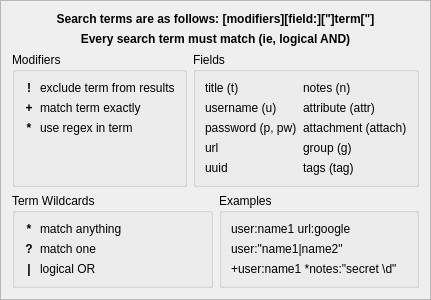
Qt form src/gui/SearchHelpWidget.ui (keepassxreboot/keepassxc) before a commit.
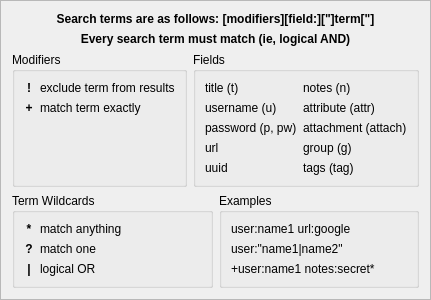
The same form after that commit.

Commit message: Move regex from modifier to new search option

What changed in the file:
```diff
--- a/src/gui/SearchHelpWidget.ui
+++ b/src/gui/SearchHelpWidget.ui
@@ -117,35 +117,6 @@
           </property>
          </widget>
         </item>
-        <item row="2" column="0">
-         <widget class="QLabel" name="label_25">
-          <property name="minimumSize">
-           <size>
-            <width>10</width>
-            <height>0</height>
-           </size>
-          </property>
-          <property name="font">
-           <font>
-            <weight>75</weight>
-            <bold>true</bold>
-           </font>
-          </property>
-          <property name="text">
-           <string notr="true">*</string>
-          </property>
-          <property name="alignment">
-           <set>Qt::AlignCenter</set>
-          </property>
-         </widget>
-        </item>
-        <item row="2" column="1">
-         <widget class="QLabel" name="label_15">
-          <property name="text">
-           <string>use regex in term</string>
-          </property>
-         </widget>
-        </item>
         <item row="1" column="0">
          <widget class="QLabel" name="label_6">
           <property name="minimumSize">
@@ -403,7 +374,7 @@
            </sizepolicy>
           </property>
           <property name="text">
-           <string notr="true">+user:name1 *notes:&quot;secret \d&quot;</string>
+           <string notr="true">+user:name1 notes:secret*</string>
           </property>
          </widget>
         </item>
```
The commit also changes 7 other files.
